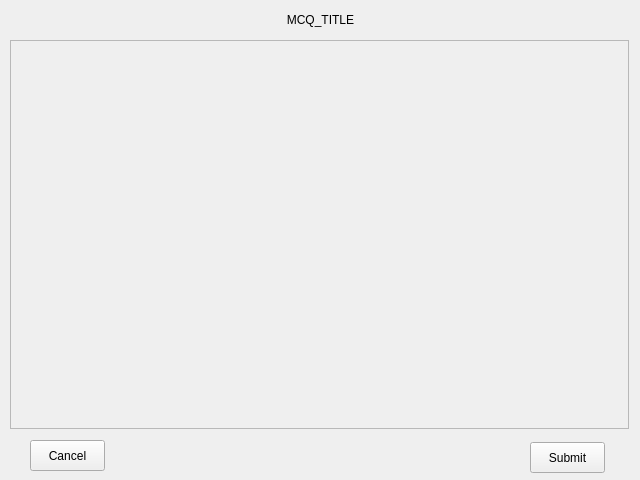
Qt form mcqwindow.ui (carlrizk/QCMpp) before a commit.
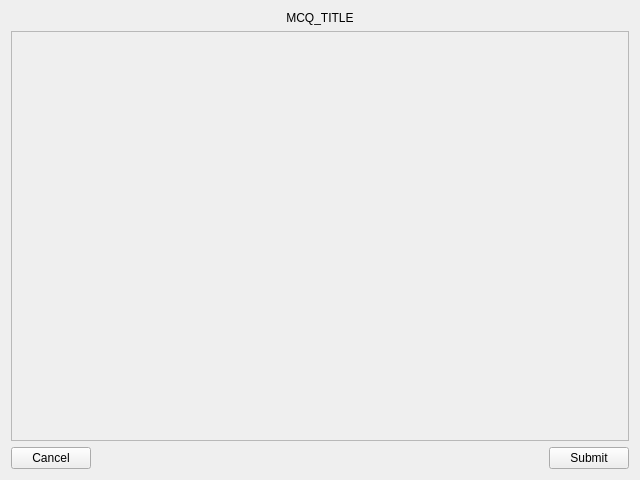
The same form after that commit.

The edit to the form file:
```diff
--- a/mcqwindow.ui
+++ b/mcqwindow.ui
@@ -13,15 +13,9 @@
   <property name="windowTitle">
    <string>Form</string>
   </property>
+  <layout class="QVBoxLayout" name="verticalLayout_2">
+   <item>
   <widget class="QLabel" name="label_title">
-   <property name="geometry">
-    <rect>
-     <x>0</x>
-     <y>-1</y>
-     <width>641</width>
-     <height>41</height>
-    </rect>
-   </property>
    <property name="text">
     <string>MCQ_TITLE</string>
    </property>
@@ -29,43 +23,14 @@
     <set>Qt::AlignCenter</set>
    </property>
   </widget>
-  <widget class="QPushButton" name="button_cancel">
-   <property name="geometry">
-    <rect>
-     <x>30</x>
-     <y>440</y>
-     <width>75</width>
-     <height>31</height>
-    </rect>
-   </property>
-   <property name="text">
-    <string>Cancel</string>
-   </property>
-  </widget>
-  <widget class="QPushButton" name="button_submit">
-   <property name="enabled">
-    <bool>true</bool>
-   </property>
-   <property name="geometry">
-    <rect>
-     <x>530</x>
-     <y>442</y>
-     <width>75</width>
-     <height>31</height>
-    </rect>
-   </property>
-   <property name="text">
-    <string>Submit</string>
-   </property>
-  </widget>
+   </item>
+   <item>
   <widget class="QScrollArea" name="scrollArea">
-   <property name="geometry">
-    <rect>
-     <x>10</x>
-     <y>40</y>
-     <width>619</width>
-     <height>389</height>
-    </rect>
+     <property name="minimumSize">
+      <size>
+       <width>0</width>
+       <height>0</height>
+      </size>
    </property>
    <property name="verticalScrollBarPolicy">
     <enum>Qt::ScrollBarAsNeeded</enum>
@@ -84,29 +49,66 @@
      <rect>
       <x>0</x>
       <y>0</y>
-      <width>617</width>
-      <height>387</height>
-     </rect>
-    </property>
-    <layout class="QVBoxLayout" name="verticalLayout">
-     <property name="spacing">
-      <number>0</number>
-     </property>
-     <property name="leftMargin">
-      <number>0</number>
-     </property>
-     <property name="topMargin">
-      <number>0</number>
-     </property>
-     <property name="rightMargin">
-      <number>0</number>
-     </property>
-     <property name="bottomMargin">
-      <number>0</number>
-     </property>
-    </layout>
-   </widget>
-  </widget>
+        <width>620</width>
+        <height>410</height>
+       </rect>
+      </property>
+      <layout class="QVBoxLayout" name="verticalLayout_3">
+       <item>
+        <layout class="QVBoxLayout" name="body"/>
+       </item>
+       <item>
+        <spacer name="verticalSpacer">
+         <property name="orientation">
+          <enum>Qt::Vertical</enum>
+         </property>
+         <property name="sizeHint" stdset="0">
+          <size>
+           <width>20</width>
+           <height>40</height>
+          </size>
+         </property>
+        </spacer>
+       </item>
+      </layout>
+     </widget>
+    </widget>
+   </item>
+   <item>
+    <layout class="QHBoxLayout" name="horizontalLayout">
+     <item>
+      <widget class="QPushButton" name="button_cancel">
+       <property name="text">
+        <string>Cancel</string>
+       </property>
+      </widget>
+     </item>
+     <item>
+      <spacer name="horizontalSpacer">
+       <property name="orientation">
+        <enum>Qt::Horizontal</enum>
+       </property>
+       <property name="sizeHint" stdset="0">
+        <size>
+         <width>40</width>
+         <height>20</height>
+        </size>
+       </property>
+      </spacer>
+     </item>
+     <item>
+      <widget class="QPushButton" name="button_submit">
+       <property name="enabled">
+        <bool>true</bool>
+       </property>
+       <property name="text">
+        <string>Submit</string>
+       </property>
+      </widget>
+     </item>
+    </layout>
+   </item>
+  </layout>
  </widget>
  <resources/>
  <connections/>
```
Lines whose indentation alone changed are shown as unchanged.
